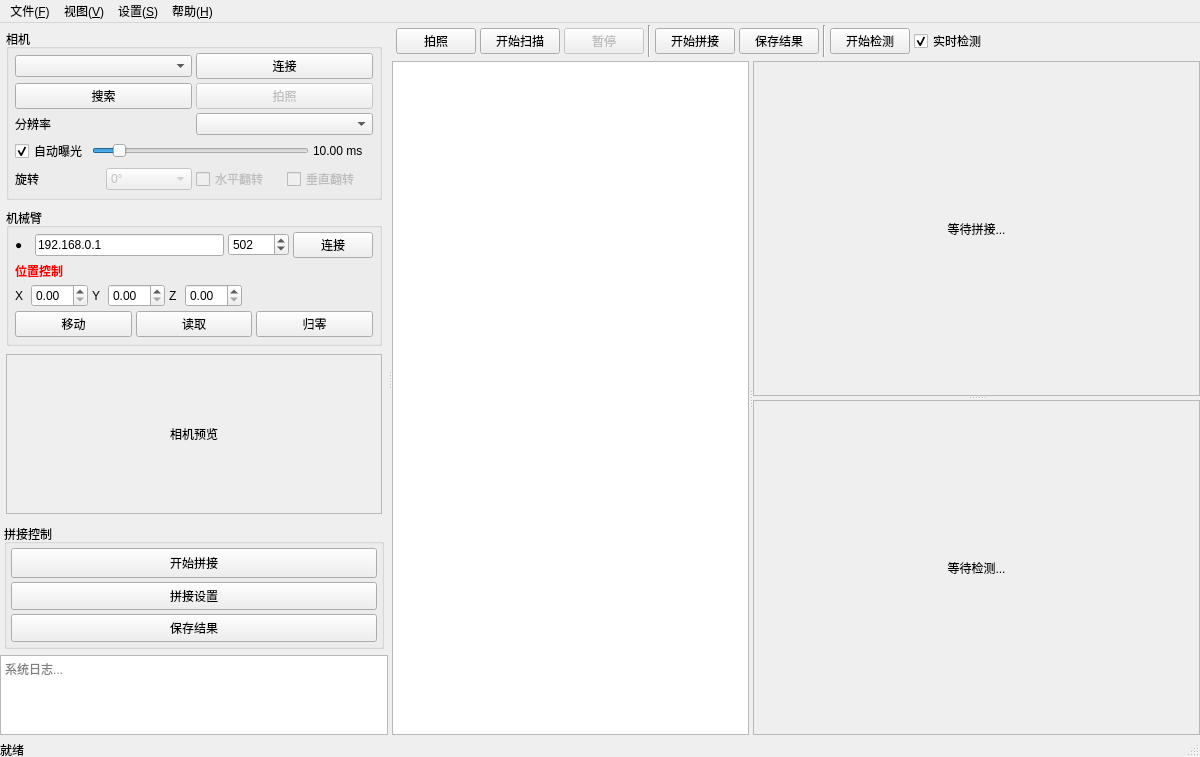
Above: ui/MainWindow.ui from choushunn/ArmSightStitch before the change. Below: the same form after it.
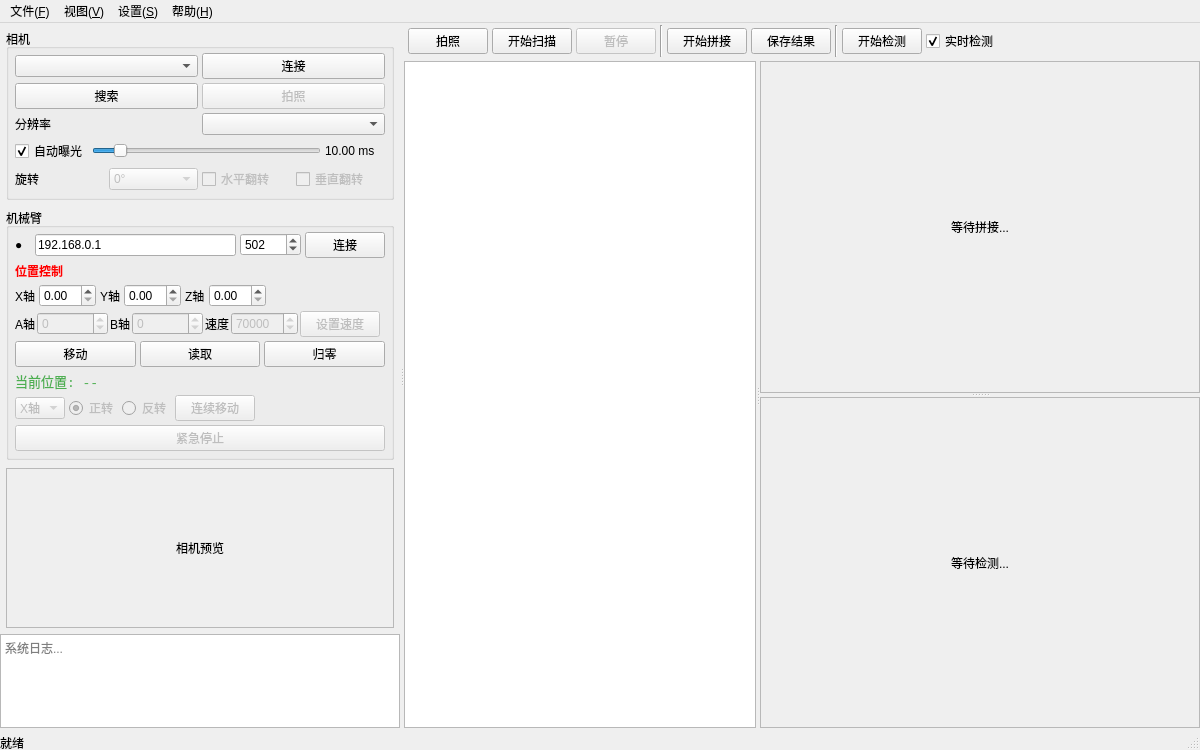
That is the form after the change. The open tabs and pages were chosen to show the change.

The edit to the form file:
```diff
--- a/ui/MainWindow.ui
+++ b/ui/MainWindow.ui
@@ -223,15 +223,28 @@
              <item>
               <layout class="QHBoxLayout" name="posSpinLayout">
                <property name="spacing"><number>4</number></property>
-               <item><widget class="QLabel" name="labelX"><property name="text"><string>X</string></property><property name="minimumSize"><size><width>12</width><height>0</height></size></property></widget></item>
+               <item><widget class="QLabel" name="labelX"><property name="text"><string>X轴</string></property><property name="minimumSize"><size><width>20</width><height>0</height></size></property></widget></item>
                <item><widget class="QDoubleSpinBox" name="xPosSpin"/></item>
-               <item><widget class="QLabel" name="labelY"><property name="text"><string>Y</string></property><property name="minimumSize"><size><width>12</width><height>0</height></size></property></widget></item>
+               <item><widget class="QLabel" name="labelY"><property name="text"><string>Y轴</string></property><property name="minimumSize"><size><width>20</width><height>0</height></size></property></widget></item>
                <item><widget class="QDoubleSpinBox" name="yPosSpin"/></item>
-               <item><widget class="QLabel" name="labelZ"><property name="text"><string>Z</string></property><property name="minimumSize"><size><width>12</width><height>0</height></size></property></widget></item>
+               <item><widget class="QLabel" name="labelZ"><property name="text"><string>Z轴</string></property><property name="minimumSize"><size><width>20</width><height>0</height></size></property></widget></item>
                <item><widget class="QDoubleSpinBox" name="zPosSpin"/></item>
                <item><spacer name="posSpinSpacer"><property name="orientation"><enum>Qt::Orientation::Horizontal</enum></property><property name="sizeHint" stdset="0"><size><width>0</width><height>0</height></size></property></spacer></item>
               </layout>
              </item>
+             <item>
+              <layout class="QHBoxLayout" name="abSpeedRow">
+               <property name="spacing"><number>2</number></property>
+               <item><widget class="QLabel" name="labelA"><property name="text"><string>A轴</string></property><property name="minimumSize"><size><width>20</width><height>0</height></size></property></widget></item>
+               <item><widget class="QSpinBox" name="aPosSpin"><property name="enabled"><bool>false</bool></property><property name="minimum"><number>-180000</number></property><property name="maximum"><number>180000</number></property></widget></item>
+               <item><widget class="QLabel" name="labelB"><property name="text"><string>B轴</string></property><property name="minimumSize"><size><width>20</width><height>0</height></size></property></widget></item>
+               <item><widget class="QSpinBox" name="bPosSpin"><property name="enabled"><bool>false</bool></property><property name="minimum"><number>-180000</number></property><property name="maximum"><number>180000</number></property></widget></item>
+               <item><widget class="QLabel" name="labelSpeed"><property name="text"><string>速度</string></property><property name="minimumSize"><size><width>20</width><height>0</height></size></property></widget></item>
+               <item><widget class="QSpinBox" name="speedSpin"><property name="enabled"><bool>false</bool></property><property name="minimum"><number>1</number></property><property name="maximum"><number>200000</number></property><property name="value"><number>70000</number></property></widget></item>
+               <item><widget class="QPushButton" name="setSpeedBtn"><property name="enabled"><bool>false</bool></property><property name="text"><string>设置速度</string></property></widget></item>
+               <item><spacer name="abSpeedSpacer"><property name="orientation"><enum>Qt::Orientation::Horizontal</enum></property><property name="sizeHint" stdset="0"><size><width>0</width><height>0</height></size></property></spacer></item>
+              </layout>
+             </item>
              <item>
               <layout class="QHBoxLayout" name="posBtnLayout">
                <property name="spacing"><number>4</number></property>
@@ -240,6 +253,28 @@
                <item><widget class="QPushButton" name="zeroButton"><property name="text"><string>归零</string></property></widget></item>
               </layout>
              </item>
+             <item>
+              <widget class="QLabel" name="posRealtimeLabel">
+               <property name="text"><string>当前位置: --</string></property>
+               <property name="styleSheet"><string notr="true">color: #4CAF50; font-family: monospace; font-size: 13px;</string></property>
+              </widget>
+             </item>
+             <item>
+              <layout class="QHBoxLayout" name="contMoveRow">
+               <property name="spacing"><number>4</number></property>
+               <item><widget class="QComboBox" name="contAxisCombo"><property name="enabled"><bool>false</bool></property><item><property name="text"><string>X轴</string></property></item><item><property name="text"><string>Y轴</string></property></item><item><property name="text"><string>Z轴</string></property></item><item><property name="text"><string>A轴</string></property></item><item><property name="text"><string>B轴</string></property></item></widget></item>
+               <item><widget class="QRadioButton" name="contFwdRadio"><property name="enabled"><bool>false</bool></property><property name="text"><string>正转</string></property><property name="checked"><bool>true</bool></property></widget></item>
+               <item><widget class="QRadioButton" name="contRevRadio"><property name="enabled"><bool>false</bool></property><property name="text"><string>反转</string></property></widget></item>
+               <item><widget class="QPushButton" name="contMoveBtn"><property name="enabled"><bool>false</bool></property><property name="text"><string>连续移动</string></property><property name="checkable"><bool>true</bool></property></widget></item>
+               <item><spacer name="contMoveSpacer"><property name="orientation"><enum>Qt::Orientation::Horizontal</enum></property><property name="sizeHint" stdset="0"><size><width>0</width><height>0</height></size></property></spacer></item>
+              </layout>
+             </item>
+             <item>
+              <widget class="QPushButton" name="emergStopBtn">
+               <property name="enabled"><bool>false</bool></property>
+               <property name="text"><string>紧急停止</string></property>
+              </widget>
+             </item>
              </layout>
             </widget>
            </item>
@@ -261,104 +296,6 @@
          </widget>
         </item>
 
-        <!-- Control Stack: expandable panels for each mode -->
-        <item>
-         <widget class="QStackedWidget" name="controlStack">
-          <property name="currentIndex"><number>0</number></property>
-
-          <!-- Page 0: Scan controls -->
-          <widget class="QWidget" name="armPosPanel">
-           <layout class="QVBoxLayout" name="armPosPanelLayout">
-            <property name="spacing"><number>4</number></property>
-            <property name="leftMargin"><number>4</number></property>
-            <property name="topMargin"><number>4</number></property>
-            <property name="rightMargin"><number>4</number></property>
-            <property name="bottomMargin"><number>4</number></property>
-            <item>
-             <spacer name="scanSpacer">
-              <property name="orientation"><enum>Qt::Orientation::Vertical</enum></property>
-              <property name="sizeHint" stdset="0">
-               <size><width>20</width><height>0</height></size>
-              </property>
-             </spacer>
-            </item>
-           </layout>
-          </widget>
-
-          <!-- Page 1: Stitch controls -->
-          <widget class="QWidget" name="stitchPanel">
-           <layout class="QVBoxLayout" name="stitchPanelLayout">
-            <property name="spacing"><number>4</number></property>
-            <property name="leftMargin"><number>4</number></property>
-            <property name="topMargin"><number>4</number></property>
-            <property name="rightMargin"><number>4</number></property>
-            <property name="bottomMargin"><number>4</number></property>
-
-            <item>
-             <widget class="QGroupBox" name="stitchCmdGroup">
-              <property name="title"><string>拼接控制</string></property>
-              <layout class="QVBoxLayout" name="stitchCmdLayout">
-               <property name="spacing"><number>4</number></property>
-               <property name="leftMargin"><number>4</number></property>
-               <property name="topMargin"><number>4</number></property>
-               <property name="rightMargin"><number>4</number></property>
-               <property name="bottomMargin"><number>4</number></property>
-               <item><widget class="QPushButton" name="stitchRunButton"><property name="text"><string>开始拼接</string></property><property name="minimumSize"><size><width>0</width><height>30</height></size></property></widget></item>
-               <item><widget class="QPushButton" name="stitchSettingsButton"><property name="text"><string>拼接设置</string></property><property name="minimumSize"><size><width>0</width><height>28</height></size></property></widget></item>
-               <item><widget class="QPushButton" name="stitchSaveButton"><property name="text"><string>保存结果</string></property><property name="minimumSize"><size><width>0</width><height>28</height></size></property></widget></item>
-              </layout>
-             </widget>
-            </item>
-
-            <item>
-             <spacer name="stitchSpacer">
-              <property name="orientation"><enum>Qt::Orientation::Vertical</enum></property>
-              <property name="sizeHint" stdset="0">
-               <size><width>20</width><height>0</height></size>
-              </property>
-             </spacer>
-            </item>
-           </layout>
-          </widget>
-
-          <!-- Page 2: Detect controls -->
-          <widget class="QWidget" name="detectPanel">
-           <layout class="QVBoxLayout" name="detectPanelLayout">
-            <property name="spacing"><number>4</number></property>
-            <property name="leftMargin"><number>4</number></property>
-            <property name="topMargin"><number>4</number></property>
-            <property name="rightMargin"><number>4</number></property>
-            <property name="bottomMargin"><number>4</number></property>
-
-            <item>
-             <widget class="QGroupBox" name="detectCmdGroup">
-              <property name="title"><string>检测控制</string></property>
-              <layout class="QVBoxLayout" name="detectCmdLayout">
-               <property name="spacing"><number>4</number></property>
-               <property name="leftMargin"><number>4</number></property>
-               <property name="topMargin"><number>4</number></property>
-               <property name="rightMargin"><number>4</number></property>
-               <property name="bottomMargin"><number>4</number></property>
-               <item><widget class="QPushButton" name="detectModelButton"><property name="text"><string>加载模型</string></property><property name="minimumSize"><size><width>0</width><height>30</height></size></property></widget></item>
-               <item><widget class="QPushButton" name="detectSettingsButton"><property name="text"><string>检测设置</string></property><property name="minimumSize"><size><width>0</width><height>28</height></size></property></widget></item>
-               <item><widget class="QPushButton" name="detectRunButton"><property name="text"><string>开始检测</string></property><property name="minimumSize"><size><width>0</width><height>30</height></size></property></widget></item>
-              </layout>
-             </widget>
-            </item>
-
-            <item>
-             <spacer name="detectSpacer">
-              <property name="orientation"><enum>Qt::Orientation::Vertical</enum></property>
-              <property name="sizeHint" stdset="0">
-               <size><width>20</width><height>0</height></size>
-              </property>
-             </spacer>
-            </item>
-           </layout>
-          </widget>
-         </widget>
-        </item>
-
         <!-- Spacer -->
         <item>
          <spacer name="menuSpacer">
```
Left out of the diff: 5 changed lines with no effect on the pictures.
